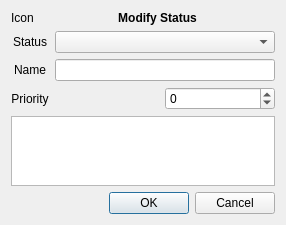
xnamed/vacuum-im, file src/plugins/statuschanger/modifystatusdialog2.ui: the form before one commit.
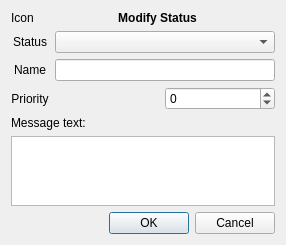
The form after the commit.

Patch:
```diff
--- a/src/plugins/statuschanger/modifystatusdialog2.ui
+++ b/src/plugins/statuschanger/modifystatusdialog2.ui
@@ -7,7 +7,7 @@
     <x>0</x>
     <y>0</y>
     <width>286</width>
-    <height>212</height>
+    <height>231</height>
    </rect>
   </property>
   <property name="sizePolicy">
@@ -158,14 +158,24 @@
      </item>
     </layout>
    </item>
+   <item>
+    <widget class="QLabel" name="label">
+     <property name="text">
+      <string>Message text:</string>
+     </property>
+    </widget>
+   </item>
    <item>
     <widget class="QPlainTextEdit" name="pteText">
      <property name="sizePolicy">
-      <sizepolicy hsizetype="Expanding" vsizetype="Preferred">
+      <sizepolicy hsizetype="Expanding" vsizetype="Expanding">
        <horstretch>0</horstretch>
        <verstretch>0</verstretch>
       </sizepolicy>
      </property>
+     <property name="sizeAdjustPolicy">
+      <enum>QAbstractScrollArea::AdjustIgnored</enum>
+     </property>
      <property name="tabChangesFocus">
       <bool>true</bool>
      </property>
@@ -184,6 +194,22 @@
      </property>
     </widget>
    </item>
+   <item>
+    <spacer name="verticalSpacer">
+     <property name="orientation">
+      <enum>Qt::Vertical</enum>
+     </property>
+     <property name="sizeType">
+      <enum>QSizePolicy::Preferred</enum>
+     </property>
+     <property name="sizeHint" stdset="0">
+      <size>
+       <width>20</width>
+       <height>10</height>
+      </size>
+     </property>
+    </spacer>
+   </item>
   </layout>
  </widget>
  <layoutdefault spacing="6" margin="11"/>
```
Left out of the diff: 2 changed lines with no effect on the pictures.
